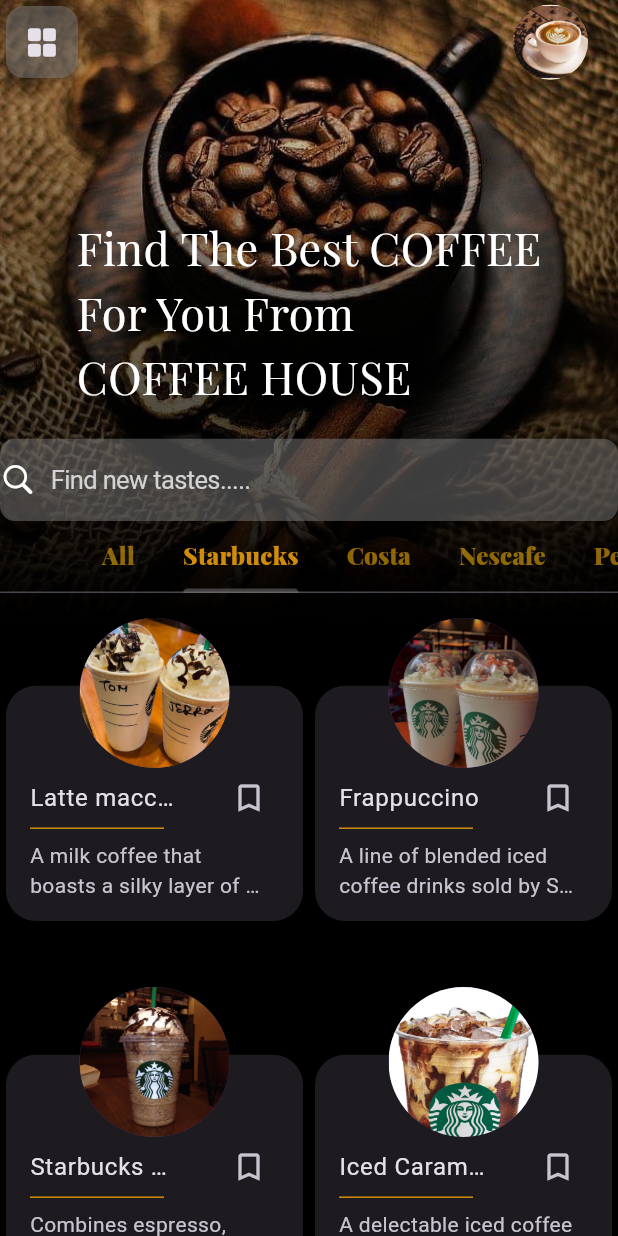
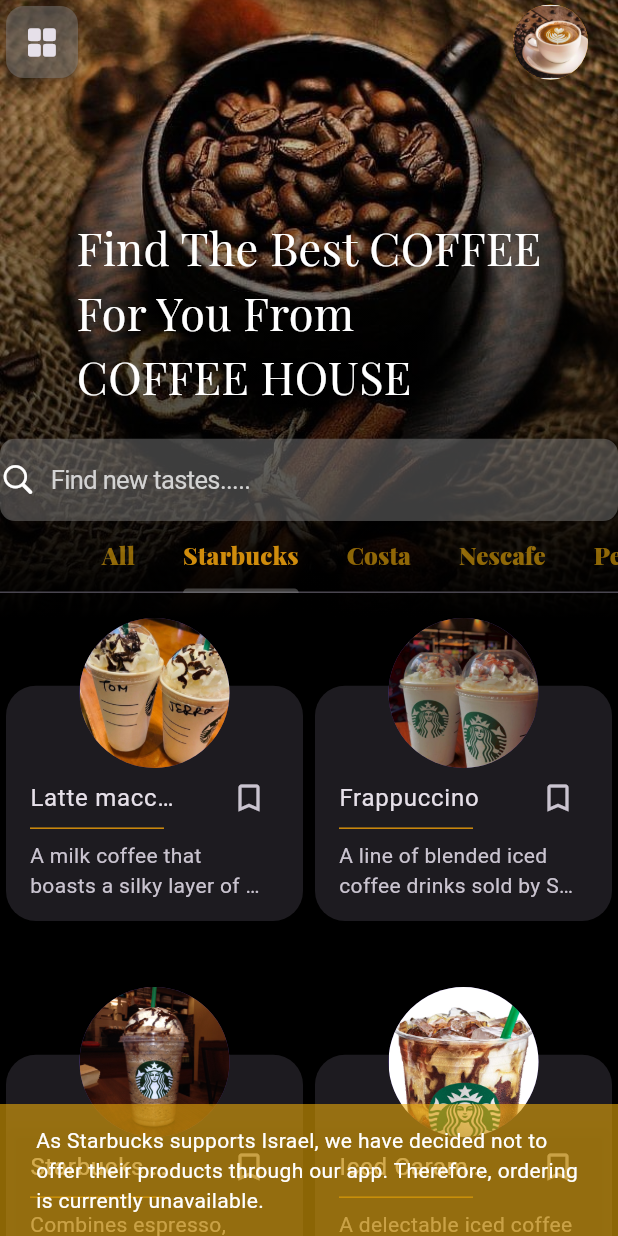
Before and after one commit to TheAsiyaS/Appcoffee, a Flutter app: the Home screen opened directly, tab 2 chosen, on a phone screen of 412 x 824 dp. Run offline on Flutter 3.47's test engine with Material 3 defaults, Android fonts, the phone set to English and light mode, and no system bars; our stand-ins replace flutter_rating_bar, font_awesome_flutter, google_fonts, shared_preferences, sqflite; accounts and stored records are empty.

```diff
--- a/lib/Prersentation/Cart/Add.dart
+++ b/lib/Prersentation/Cart/Add.dart
@@ -14,8 +14,8 @@ class DataItem {
 
 class Addedcartitems extends StatelessWidget {
   const Addedcartitems({
-    Key? key,
-  }) : super(key: key);
+    super.key,
+  });
 
   @override
   Widget build(BuildContext context) {
--- a/lib/Prersentation/Cart/Buy.dart
+++ b/lib/Prersentation/Cart/Buy.dart
@@ -9,9 +9,9 @@ import 'package:google_fonts/google_fonts.dart';
 
 class Buyedcartitems extends StatelessWidget {
   const Buyedcartitems({
-    Key? key,
+    super.key,
     required this.data,
-  }) : super(key: key);
+  });
 
   final List<CoffeeModel> data;
   @override
--- a/lib/Prersentation/Favorite/Favorite.dart
+++ b/lib/Prersentation/Favorite/Favorite.dart
@@ -1,5 +1,4 @@
 import 'package:coffeeapp/Utensils/Common_colors.dart';
-import 'package:coffeeapp/Utensils/Common_icons.dart';
 import 'package:coffeeapp/db/Dbfunction.dart';
 import 'package:coffeeapp/db/Model/CoffeeModel.dart';
 import 'package:coffeeapp/main.dart';
--- a/lib/Prersentation/Sign_Ui/Sign_in.dart
+++ b/lib/Prersentation/Sign_Ui/Sign_in.dart
@@ -14,7 +14,7 @@ import 'package:font_awesome_flutter/font_awesome_flutter.dart';
 import 'package:google_fonts/google_fonts.dart';
 
 class Sign_in extends StatelessWidget {
-  const Sign_in({Key? key});
+  const Sign_in({super.key,});
 
   @override
   Widget build(BuildContext context) {
--- a/lib/Prersentation/Tabbarwidgets/All.dart
+++ b/lib/Prersentation/Tabbarwidgets/All.dart
@@ -8,7 +8,7 @@ import 'package:flutter/foundation.dart';
 import 'package:flutter/material.dart';
 
 class All extends StatelessWidget {
-  const All({Key? key});
+  const All({super.key,});
 
   @override
   Widget build(BuildContext context) {
--- a/lib/Prersentation/Tabbarwidgets/Dunkin.dart
+++ b/lib/Prersentation/Tabbarwidgets/Dunkin.dart
@@ -8,7 +8,7 @@ import 'package:flutter/foundation.dart';
 import 'package:flutter/material.dart';
 
 class Dunkin extends StatelessWidget {
-  const Dunkin({Key? key});
+  const Dunkin({super.key, });
 
   @override
   Widget build(BuildContext context) {
--- a/lib/Prersentation/Tabbarwidgets/Peets.dart
+++ b/lib/Prersentation/Tabbarwidgets/Peets.dart
@@ -7,7 +7,7 @@ import 'package:coffeeapp/Widgets/Coffee_item_card.dart';import 'package:flutter
 import 'package:flutter/material.dart';
 
 class Peets extends StatelessWidget {
-  const Peets({Key? key});
+  const Peets({super.key, });
 
   @override
   Widget build(BuildContext context) {
--- a/lib/Prersentation/Tabbarwidgets/Starbucks.dart
+++ b/lib/Prersentation/Tabbarwidgets/Starbucks.dart
@@ -2,16 +2,32 @@ import 'package:coffeeapp/Domain/Coffee_ids.dart';
 import 'package:coffeeapp/Domain/Coffee_subtitle.dart';
 import 'package:coffeeapp/Domain/Coffee_titile.dart';
 import 'package:coffeeapp/Domain/Coffee_Urls.dart';
+import 'package:coffeeapp/Utensils/Common_colors.dart';
 import 'package:coffeeapp/Widgets/Coffee_detalied.dart';
 import 'package:coffeeapp/Widgets/Coffee_item_card.dart';
 import 'package:flutter/foundation.dart';
 import 'package:flutter/material.dart';
 
 class Starbucks extends StatelessWidget {
-  const Starbucks({Key? key});
+  const Starbucks({
+    super.key,
+  });
 
   @override
   Widget build(BuildContext context) {
+    WidgetsBinding.instance.addPostFrameCallback((_) {
+      ScaffoldMessenger.of(context).showSnackBar(
+        SnackBar(
+          content: Text(
+            'As Starbucks supports Israel, we have decided not to offer their products through our app. Therefore, ordering is currently unavailable.',
+            style: TextStyle(color: kwhite),
+          ),
+          duration: Duration(seconds: 10),
+          backgroundColor: kgoldlight,
+        ),
+      );
+
+    });
     final size = MediaQuery.of(context).size;
     return Padding(
       padding: EdgeInsets.symmetric(horizontal: kIsWeb ? size.width / 6 : 0),
--- a/lib/Widgets/Coffee_item_card.dart
+++ b/lib/Widgets/Coffee_item_card.dart
@@ -6,13 +6,13 @@ import 'package:google_fonts/google_fonts.dart';
 
 class CoffeeItems extends StatelessWidget {
   const CoffeeItems({
-    Key? key,
+    super.key,
     required this.size,
     required this.coffeeImgUrl,
     required this.coffeeName,
     required this.coffeeSomething,
     required this.cost,
-  }) : super(key: key);
+  });
 
   final Size size;
   final String coffeeImgUrl;
--- a/lib/main.dart
+++ b/lib/main.dart
@@ -16,7 +16,7 @@ Future<void> main() async {
 User? userdata;
 
 class MyApp extends StatefulWidget {
-  const MyApp({Key? key}) : super(key: key);
+  const MyApp({super.key});
 
   @override
   _MyAppState createState() => _MyAppState();
--- a/pubspec.yaml
+++ b/pubspec.yaml
@@ -30,7 +30,7 @@ environment:
 dependencies:
   flutter:
     sdk: flutter
-  google_fonts: ^4.0.5
+  google_fonts: ^6.2.1
   font_awesome_flutter: ^10.4.0
   http: ^1.0.0
   flutter_rating_bar: ^4.0.1
@@ -50,7 +50,7 @@ dev_dependencies:
   # activated in the `analysis_options.yaml` file located at the root of your
   # package. See that file for information about deactivating specific lint
   # rules and activating additional ones.
-  flutter_lints: ^2.0.0
+  flutter_lints: ^5.0.0
 
 # For information on the generic Dart part of this file, see the
 # following page: https://dart.dev/tools/pub/pubspec
```
Also changed, not shown: lib/Prersentation/Tabbarwidgets/Costa.dart (+15 -1 lines), lib/Prersentation/Tabbarwidgets/Nescafe.dart (+15 -1 lines), lib/Widgets/Coffee_detalied.dart (+24 -3 lines), lib/db/Dbfunction.dart (+6 -6 lines), pubspec.lock, 17 other files.
